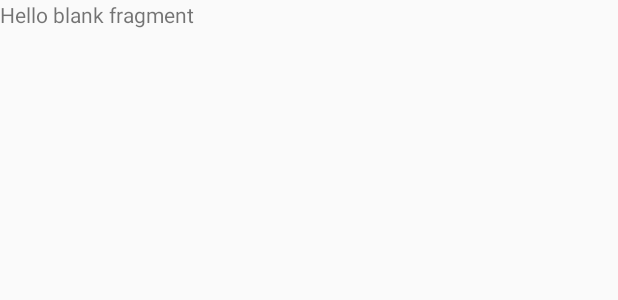
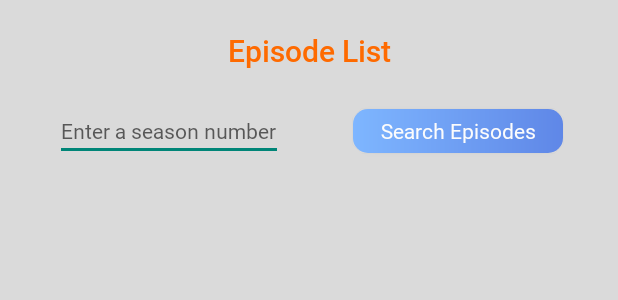
Before and after one commit to Giulio-Giu/MovieSearch, an Android app: the layout fragment_episodes.xml on its own in the app's theme, with its tools: preview values and no code run, on a phone screen of 412 x 824 dp. Shown: the top 300 px of the screen. Run offline under Robolectric (Android 15) with nearby library versions, the phone set to English and light mode, and no system bars.

Commit message:
modificando item_episode e criando layout da tela de listar episodios da temporada

```diff
--- a/app/src/main/res/layout/fragment_episodes.xml
+++ b/app/src/main/res/layout/fragment_episodes.xml
@@ -1,14 +1,61 @@
 <?xml version="1.0" encoding="utf-8"?>
-<FrameLayout xmlns:android="http://schemas.android.com/apk/res/android"
+<androidx.constraintlayout.widget.ConstraintLayout xmlns:android="http://schemas.android.com/apk/res/android"
+        xmlns:app="http://schemas.android.com/apk/res-auto"
         xmlns:tools="http://schemas.android.com/tools"
         android:layout_width="match_parent"
         android:layout_height="match_parent"
+        android:background="@color/background_gray"
+        android:paddingHorizontal="20dp"
         tools:context=".ui.fragments.EpisodesFragment">
 
-    <!-- TODO: Update blank fragment layout -->
     <TextView
+            android:id="@+id/tv_fragmentEpisode_title"
             android:layout_width="match_parent"
-            android:layout_height="match_parent"
-            android:text="@string/hello_blank_fragment" />
+            android:layout_height="wrap_content"
+            android:layout_marginTop="20dp"
+            android:fontFamily="@font/robotomedium"
+            android:gravity="center_horizontal"
+            android:text="@string/fragmentEpisode_title"
+            android:textColor="@color/orange"
+            android:textSize="20sp"
+            app:layout_constraintTop_toTopOf="parent" />
 
-</FrameLayout>
+    <EditText
+            android:id="@+id/et_fragmentEpisode_seasonSearch"
+            android:layout_width="152dp"
+            android:layout_height="wrap_content"
+            android:layout_marginTop="20dp"
+            android:layout_marginEnd="30dp"
+            android:layout_marginRight="30dp"
+            android:fontFamily="@font/robotoregular"
+            android:hint="@string/fragmentEpisode_seasonSearch_hint"
+            android:textSize="14sp"
+            app:layout_constraintHorizontal_weight="1"
+            app:layout_constraintTop_toBottomOf="@id/tv_fragmentEpisode_title"
+            app:layout_constraintStart_toStartOf="parent"
+            app:layout_constraintEnd_toStartOf="@id/fragmentEpisode_btn_search"/>
+
+    <Button
+            android:id="@+id/fragmentEpisode_btn_search"
+            android:layout_width="140dp"
+            android:layout_height="29dp"
+            android:layout_marginTop="25dp"
+            android:fontFamily="@font/robotoregular"
+            android:text="@string/fragmentEpisode_btn_search"
+            android:textAllCaps="false"
+            android:textColor="@color/textGrayUltraLight"
+            android:background="@drawable/button_blue"
+            android:textSize="14sp"
+            app:layout_constraintHorizontal_weight="1"
+            app:layout_constraintTop_toBottomOf="@id/tv_fragmentEpisode_title"
+            app:layout_constraintEnd_toEndOf="parent"
+            app:layout_constraintStart_toEndOf="@id/et_fragmentEpisode_seasonSearch"/>
+
+    <androidx.recyclerview.widget.RecyclerView
+            android:id="@+id/fragmentEpisode_recyclerView"
+            android:layout_width="match_parent"
+            android:layout_height="0dp"
+            app:layout_constraintTop_toBottomOf="@id/et_fragmentEpisode_seasonSearch"
+            app:layout_constraintBottom_toBottomOf="parent"/>
+
+</androidx.constraintlayout.widget.ConstraintLayout>
--- a/app/src/main/res/layout/fragment_home.xml
+++ b/app/src/main/res/layout/fragment_home.xml
@@ -21,7 +21,7 @@
                     android:layout_width="match_parent"
                     android:layout_height="wrap_content"
                     android:layout_marginHorizontal="20dp"
-                    android:layout_marginTop="10dp"
+                    android:layout_marginTop="20dp"
                     android:fontFamily="@font/robotomedium"
                     android:gravity="center_horizontal"
                     android:text="@string/home_title"
--- a/app/src/main/res/values/strings.xml
+++ b/app/src/main/res/values/strings.xml
@@ -82,5 +82,13 @@
     <string name="home_movie_production">Walt Disney Pictures</string>
 
     <!-- fragment_episodes -->
-    <string name="hello_blank_fragment">Hello blank fragment</string>
+    <string name="fragmentEpisode_title">Episode List</string>
+    <string name="fragmentEpisode_seasonSearch_hint">Enter a season number</string>
+    <string name="fragmentEpisode_btn_search">Search Episodes</string>
+
+    <!-- item_episode -->
+    <string name="itemEpisode_number">40:</string>
+    <string name="itemEpisode_title">What Happened and What\'s Going On</string>
+    <string name="itemEpisode_rating">9.3</string>
+
 </resources>
```
Also changed, not shown: app/src/main/res/layout/item_episode.xml (+25 -11 lines).
